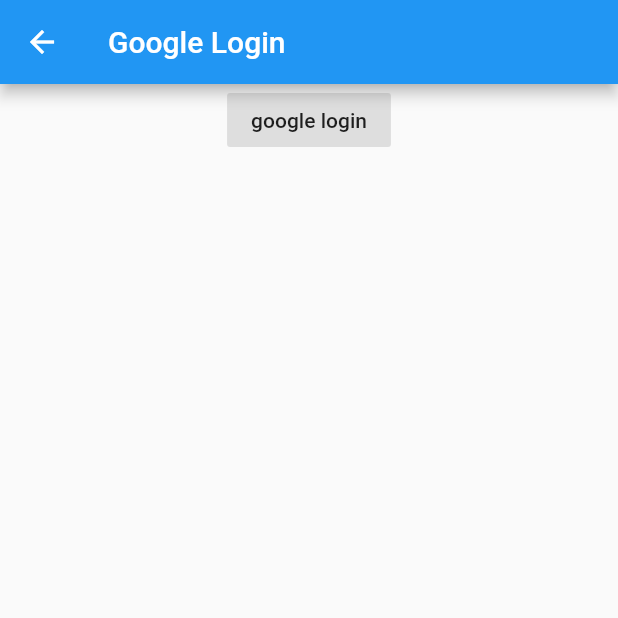
After one commit to nawasancheck/flutter, a Flutter app: the LoginWidget screen opened directly, after a tap on "google login", on a phone screen of 412 x 824 dp, the top half of it. The commit adds this screen. Run offline on Flutter 3.47's test engine with Material 2 defaults, Android fonts, the phone set to English and light mode, and no system bars; our stand-ins replace custom_navigation_bar, eva_icons_flutter, firebase_auth, firebase_core, flutter_screenutil, flutter_signin_button and 1 more; accounts and stored records are empty; network calls fail.

Commit message:
google login 활성화(22.01.27)

```diff
--- /dev/null
+++ b/lib/login/google/google_login.dart
@@ -0,0 +1,43 @@
+import 'package:firebase_auth/firebase_auth.dart';
+import 'package:flutter/material.dart';
+import 'package:google_sign_in/google_sign_in.dart';
+
+class LoginWidget extends StatelessWidget {
+  const LoginWidget({Key? key}) : super(key: key);
+
+  Future<UserCredential> signInWithGoogle() async {
+    // Trigger the authentication flow
+    final GoogleSignInAccount? googleUser = await GoogleSignIn().signIn();
+
+    // Obtain the auth details from the request
+    final GoogleSignInAuthentication? googleAuth = await googleUser?.authentication;
+
+    // Create a new credential
+    final credential = GoogleAuthProvider.credential(
+      accessToken: googleAuth?.accessToken,
+      idToken: googleAuth?.idToken,
+    );
+
+    // Once signed in, return the UserCredential
+    return await FirebaseAuth.instance.signInWithCredential(credential);
+  }
+
+  @override
+  Widget build(BuildContext context) {
+    return Scaffold(
+      appBar: AppBar(
+        title: Text("Google Login"),
+      ),
+      body: Center(
+        child: Column(
+          children: [
+            FlatButton(
+                color: Colors.grey.withOpacity(0.3),
+                onPressed: signInWithGoogle,
+                child: Text("google login"))
+          ],
+        ),
+      ),
+    );
+  }
+}
--- /dev/null
+++ b/lib/login/google/google_main.dart
@@ -0,0 +1,23 @@
+
+import 'package:flutter/material.dart';
+
+import 'google_app.dart';
+
+void main() {
+  runApp(MyApp());
+}
+class MyApp extends StatelessWidget {
+  const MyApp({Key? key}) : super(key: key);
+
+  @override
+  Widget build(BuildContext context) {
+    return MaterialApp(
+      title: 'Flutter Demo',
+      theme: ThemeData(
+        primarySwatch: Colors.blue,
+        visualDensity: VisualDensity.adaptivePlatformDensity,
+      ),
+      home: App(),
+    );
+  }
+}
--- a/lib/login/main.dart
+++ b/lib/login/main.dart
@@ -1,6 +1,7 @@
 import 'package:firebase_auth/firebase_auth.dart';
 import 'package:flutter/material.dart';
 import 'package:flutter_app/login/SignUpPage.dart';
+import 'package:flutter_app/login/google/google_login.dart';
 import 'package:provider/provider.dart';
 import 'package:firebase_core/firebase_core.dart';
 import 'HomePage1.dart';
@@ -38,6 +39,7 @@ class MyApp extends StatelessWidget {
   }
 }
 
+
 // 인증 여부에 따라 홈페이지나 로그인 페이지를 반환하기 위함
 class AuthenticationWrapper extends StatelessWidget {
   const AuthenticationWrapper({Key? key}) : super(key: key);
--- a/pubspec.yaml
+++ b/pubspec.yaml
@@ -36,6 +36,7 @@ dependencies:
   firebase_auth: ^3.3.5
   flutter_signin_button: ^2.0.0
   url_launcher: ^6.0.18
+  google_sign_in: ^5.2.3
 
 dev_dependencies:
   flutter_test:
```
Also changed, not shown: lib/login/SignInPage.dart (+24 -1 lines), lib/login/google/google_app.dart (added, +26 -0 lines), lib/login/google/google_login_home.dart (added, +43 -0 lines), pubspec.lock, 1 other file.
